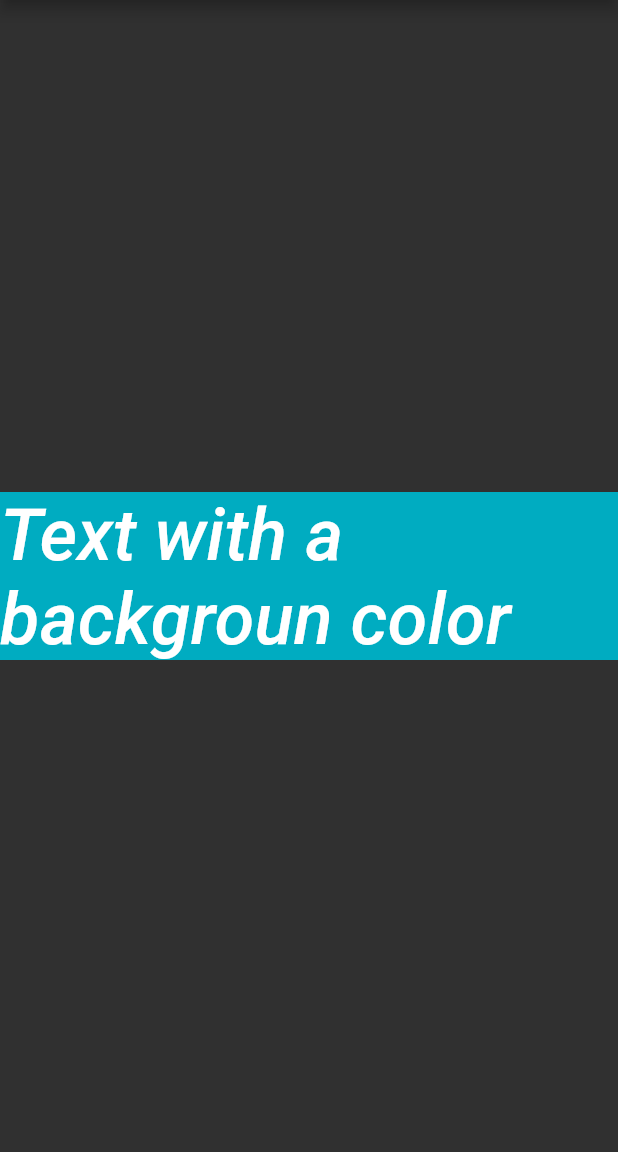
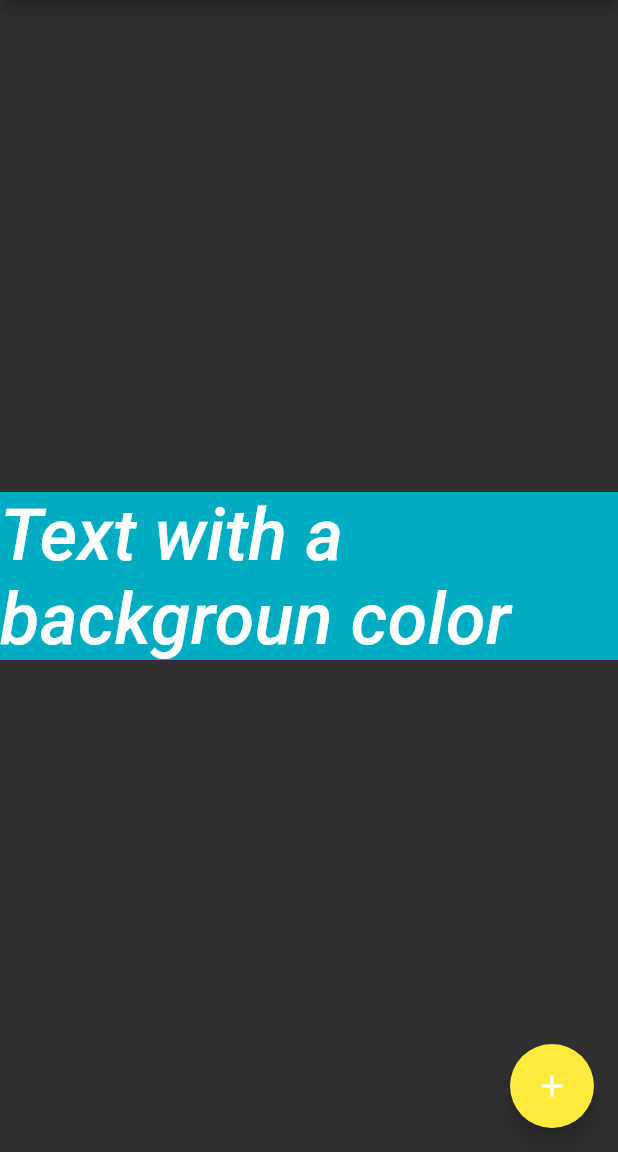
Before and after one commit to pocari/use_theme, a Flutter app: the screen it shows after launch, on a phone screen of 412 x 824 dp, the part 84-1236 px from its top. Run offline on Flutter 3.47's test engine with Material 2 defaults, Android fonts, the phone set to English and light mode, and no system bars; Roboto replaces fonts that are missing (Montserrat).

Commit message:
sample copyWith

```diff
--- a/lib/main.dart
+++ b/lib/main.dart
@@ -32,13 +32,24 @@ class MyHomePage extends StatelessWidget {
         title: Text('Use Theme'),
       ),
       body: Center(
-          child: Container(
-        color: Theme.of(context).accentColor,
-        child: Text(
-          'Text with a backgroun color',
-          style: Theme.of(context).textTheme.title,
+        child: Container(
+          color: Theme.of(context).accentColor,
+          child: Text(
+            'Text with a backgroun color',
+            style: Theme.of(context).textTheme.title,
+          ),
         ),
-      )),
+      ),
+      floatingActionButton: Theme(
+        data: Theme.of(context).copyWith(
+          colorScheme:
+              Theme.of(context).colorScheme.copyWith(secondary: Colors.yellow),
+        ),
+        child: FloatingActionButton(
+          onPressed: null,
+          child: Icon(Icons.add),
+        ),
+      ),
     );
   }
 }
```
